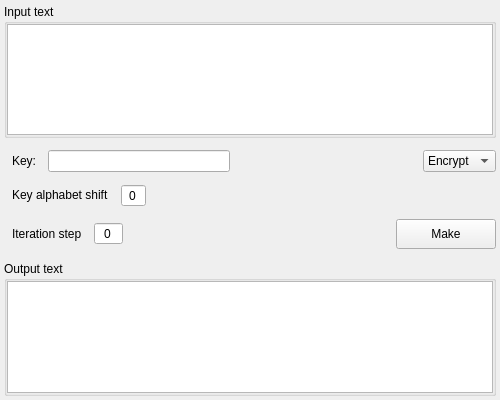
The window that app/gui/symmetric/alberti_disc/alberti_disc.ui (vasilypht/crypto-methods) describes before a commit, drawn with Qt 5.
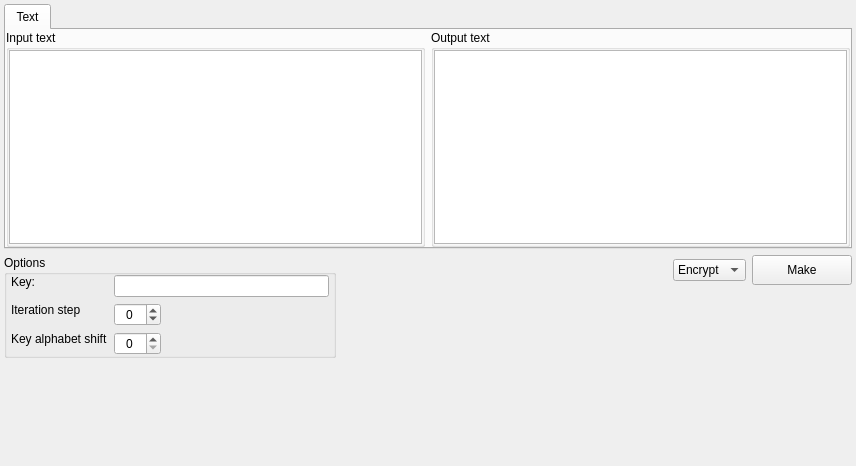
The same window after the commit.

Commit message: (Alberti Disk) Module redesign. Design in the form of a class, as well as a redesign of the widget

Diff of the .ui file:
```diff
--- a/app/gui/symmetric/alberti_disc/alberti_disc.ui
+++ b/app/gui/symmetric/alberti_disc/alberti_disc.ui
@@ -6,17 +6,14 @@
    <rect>
     <x>0</x>
     <y>0</y>
-    <width>500</width>
-    <height>400</height>
+    <width>856</width>
+    <height>466</height>
    </rect>
   </property>
   <property name="windowTitle">
    <string>Form</string>
   </property>
-  <layout class="QVBoxLayout" name="verticalLayout">
-   <property name="spacing">
-    <number>12</number>
-   </property>
+  <layout class="QVBoxLayout" name="verticalLayout_4">
    <property name="leftMargin">
     <number>4</number>
    </property>
@@ -28,6 +25,31 @@
    </property>
    <property name="bottomMargin">
     <number>4</number>
+   </property>
+   <item>
+    <widget class="QTabWidget" name="tab_widget">
+     <property name="maximumSize">
+      <size>
+       <width>16777215</width>
+       <height>400</height>
+      </size>
+     </property>
+     <widget class="QWidget" name="tab_text">
+      <attribute name="title">
+       <string>Text</string>
+      </attribute>
+      <layout class="QHBoxLayout" name="horizontalLayout">
+       <property name="leftMargin">
+        <number>0</number>
+       </property>
+       <property name="topMargin">
+        <number>0</number>
+       </property>
+       <property name="rightMargin">
+        <number>0</number>
+       </property>
+       <property name="bottomMargin">
+        <number>0</number>
    </property>
    <item>
     <widget class="QGroupBox" name="group_box_input">
@@ -57,14 +79,80 @@
     </widget>
    </item>
    <item>
+        <widget class="QGroupBox" name="group_box_output">
+         <property name="title">
+          <string>Output text</string>
+         </property>
+         <layout class="QVBoxLayout" name="verticalLayout_35">
+          <property name="spacing">
+           <number>0</number>
+          </property>
+          <property name="leftMargin">
+           <number>0</number>
+          </property>
+          <property name="topMargin">
+           <number>0</number>
+          </property>
+          <property name="rightMargin">
+           <number>0</number>
+          </property>
+          <property name="bottomMargin">
+           <number>0</number>
+          </property>
+          <item>
+           <widget class="QTextEdit" name="text_edit_output">
+            <property name="readOnly">
+             <bool>true</bool>
+            </property>
+           </widget>
+          </item>
+         </layout>
+        </widget>
+       </item>
+      </layout>
+     </widget>
+    </widget>
+   </item>
+   <item>
     <layout class="QHBoxLayout" name="horizontal_layout_1">
-     <property name="spacing">
-      <number>12</number>
-     </property>
+     <item>
+      <layout class="QVBoxLayout" name="vertical_layout_3">
+       <item>
+        <widget class="QGroupBox" name="group_box_options">
+         <property name="maximumSize">
+          <size>
+           <width>400</width>
+           <height>16777215</height>
+          </size>
+         </property>
+         <property name="title">
+          <string>Options</string>
+         </property>
+         <layout class="QVBoxLayout" name="verticalLayout">
      <property name="leftMargin">
-      <number>8</number>
-     </property>
+           <number>0</number>
+          </property>
+          <property name="topMargin">
+           <number>0</number>
+          </property>
+          <property name="rightMargin">
+           <number>0</number>
+          </property>
+          <property name="bottomMargin">
+           <number>0</number>
+          </property>
      <item>
+           <layout class="QFormLayout" name="form_layout_options">
+            <property name="fieldGrowthPolicy">
+             <enum>QFormLayout::ExpandingFieldsGrow</enum>
+            </property>
+            <property name="leftMargin">
+             <number>4</number>
+            </property>
+            <property name="rightMargin">
+             <number>4</number>
+            </property>
+            <item row="0" column="0">
       <widget class="QLabel" name="label_key">
        <property name="sizePolicy">
         <sizepolicy hsizetype="Fixed" vsizetype="Fixed">
@@ -77,99 +165,17 @@
        </property>
       </widget>
      </item>
-     <item>
-      <widget class="QLineEdit" name="line_edit_key"/>
-     </item>
-     <item>
-      <spacer name="horizontal_spacer_1">
-       <property name="orientation">
-        <enum>Qt::Horizontal</enum>
-       </property>
-       <property name="sizeHint" stdset="0">
-        <size>
-         <width>40</width>
-         <height>20</height>
-        </size>
-       </property>
-      </spacer>
-     </item>
-     <item>
-      <widget class="QComboBox" name="combo_box_mode">
+            <item row="0" column="1">
+             <widget class="QLineEdit" name="line_edit_key">
        <property name="sizePolicy">
-        <sizepolicy hsizetype="Fixed" vsizetype="Fixed">
+               <sizepolicy hsizetype="Expanding" vsizetype="Fixed">
          <horstretch>0</horstretch>
          <verstretch>0</verstretch>
         </sizepolicy>
        </property>
-       <item>
-        <property name="text">
-         <string>Encrypt</string>
-        </property>
-       </item>
-       <item>
-        <property name="text">
-         <string>Decrypt</string>
-        </property>
-       </item>
-      </widget>
-     </item>
-    </layout>
-   </item>
-   <item>
-    <layout class="QHBoxLayout" name="horizontal_layout_2">
-     <property name="spacing">
-      <number>12</number>
-     </property>
-     <property name="leftMargin">
-      <number>8</number>
-     </property>
-     <item>
-      <widget class="QLabel" name="label_key_alphabet_shift">
-       <property name="sizePolicy">
-        <sizepolicy hsizetype="Fixed" vsizetype="Fixed">
-         <horstretch>0</horstretch>
-         <verstretch>0</verstretch>
-        </sizepolicy>
-       </property>
-       <property name="text">
-        <string>Key alphabet shift</string>
-       </property>
-      </widget>
-     </item>
-     <item>
-      <widget class="QSpinBox" name="spin_box_key_alphabet_shift">
-       <property name="alignment">
-        <set>Qt::AlignCenter</set>
-       </property>
-       <property name="buttonSymbols">
-        <enum>QAbstractSpinBox::NoButtons</enum>
-       </property>
-      </widget>
-     </item>
-     <item>
-      <spacer name="horizontal_spacer_2">
-       <property name="orientation">
-        <enum>Qt::Horizontal</enum>
-       </property>
-       <property name="sizeHint" stdset="0">
-        <size>
-         <width>40</width>
-         <height>20</height>
-        </size>
-       </property>
-      </spacer>
-     </item>
-    </layout>
-   </item>
-   <item>
-    <layout class="QHBoxLayout" name="horizontal_layout_3">
-     <property name="spacing">
-      <number>12</number>
-     </property>
-     <property name="leftMargin">
-      <number>8</number>
-     </property>
-     <item>
+             </widget>
+            </item>
+            <item row="1" column="0">
       <widget class="QLabel" name="label_iteration_step">
        <property name="sizePolicy">
         <sizepolicy hsizetype="Fixed" vsizetype="Fixed">
@@ -182,21 +188,70 @@
        </property>
       </widget>
      </item>
-     <item>
+            <item row="1" column="1">
       <widget class="QSpinBox" name="spin_box_iteration_step">
        <property name="alignment">
         <set>Qt::AlignCenter</set>
        </property>
        <property name="buttonSymbols">
-        <enum>QAbstractSpinBox::NoButtons</enum>
+               <enum>QAbstractSpinBox::UpDownArrows</enum>
        </property>
        <property name="minimum">
         <number>-99</number>
        </property>
-      </widget>
-     </item>
+              <property name="maximum">
+               <number>100</number>
+              </property>
+             </widget>
+            </item>
+            <item row="2" column="0">
+             <widget class="QLabel" name="label_key_alphabet_shift">
+              <property name="sizePolicy">
+               <sizepolicy hsizetype="Fixed" vsizetype="Fixed">
+                <horstretch>0</horstretch>
+                <verstretch>0</verstretch>
+               </sizepolicy>
+              </property>
+              <property name="text">
+               <string>Key alphabet shift</string>
+              </property>
+             </widget>
+            </item>
+            <item row="2" column="1">
+             <widget class="QSpinBox" name="spin_box_key_alphabet_shift">
+              <property name="alignment">
+               <set>Qt::AlignCenter</set>
+              </property>
+              <property name="buttonSymbols">
+               <enum>QAbstractSpinBox::UpDownArrows</enum>
+              </property>
+              <property name="maximum">
+               <number>100</number>
+              </property>
+             </widget>
+            </item>
+           </layout>
+          </item>
+         </layout>
+        </widget>
+       </item>
      <item>
-      <spacer name="horizontal_spacer_3">
+        <spacer name="vertical_spacer_2">
+         <property name="orientation">
+          <enum>Qt::Vertical</enum>
+         </property>
+         <property name="sizeHint" stdset="0">
+          <size>
+           <width>20</width>
+           <height>40</height>
+          </size>
+         </property>
+        </spacer>
+       </item>
+      </layout>
+     </item>
+     <item>
+      <spacer name="horizontal_spacer_1">
        <property name="orientation">
         <enum>Qt::Horizontal</enum>
        </property>
@@ -207,6 +262,30 @@
         </size>
        </property>
       </spacer>
+     </item>
+     <item>
+      <layout class="QVBoxLayout" name="vertical_layout_1">
+       <item>
+        <layout class="QHBoxLayout" name="horizontal_layout_2">
+         <item>
+          <widget class="QComboBox" name="combo_box_mode">
+           <property name="sizePolicy">
+            <sizepolicy hsizetype="Fixed" vsizetype="Fixed">
+             <horstretch>0</horstretch>
+             <verstretch>0</verstretch>
+            </sizepolicy>
+           </property>
+           <item>
+            <property name="text">
+             <string>Encrypt</string>
+            </property>
+           </item>
+           <item>
+            <property name="text">
+             <string>Decrypt</string>
+            </property>
+           </item>
+          </widget>
      </item>
      <item>
       <widget class="QPushButton" name="button_make">
@@ -230,35 +309,34 @@
     </layout>
    </item>
    <item>
-    <widget class="QGroupBox" name="group_box_output">
-     <property name="title">
-      <string>Output text</string>
-     </property>
-     <layout class="QVBoxLayout" name="verticalLayout_35">
-      <property name="spacing">
-       <number>0</number>
-      </property>
-      <property name="leftMargin">
-       <number>0</number>
-      </property>
-      <property name="topMargin">
-       <number>0</number>
-      </property>
-      <property name="rightMargin">
-       <number>0</number>
-      </property>
-      <property name="bottomMargin">
-       <number>0</number>
-      </property>
+        <spacer name="vertical_spacer_1">
+         <property name="orientation">
+          <enum>Qt::Vertical</enum>
+         </property>
+         <property name="sizeHint" stdset="0">
+          <size>
+           <width>20</width>
+           <height>40</height>
+          </size>
+         </property>
+        </spacer>
+       </item>
+      </layout>
+     </item>
+    </layout>
+   </item>
       <item>
-       <widget class="QTextEdit" name="text_edit_output">
-        <property name="readOnly">
-         <bool>true</bool>
-        </property>
-       </widget>
-      </item>
-     </layout>
-    </widget>
+    <spacer name="vertical_spacer_3">
+     <property name="orientation">
+      <enum>Qt::Vertical</enum>
+     </property>
+     <property name="sizeHint" stdset="0">
+      <size>
+       <width>20</width>
+       <height>32</height>
+      </size>
+     </property>
+    </spacer>
    </item>
   </layout>
  </widget>
```
Left out of the diff: 4 changed lines with no effect on the pictures. Lines whose indentation alone changed are shown as unchanged. The commit also changes 3 other files.
